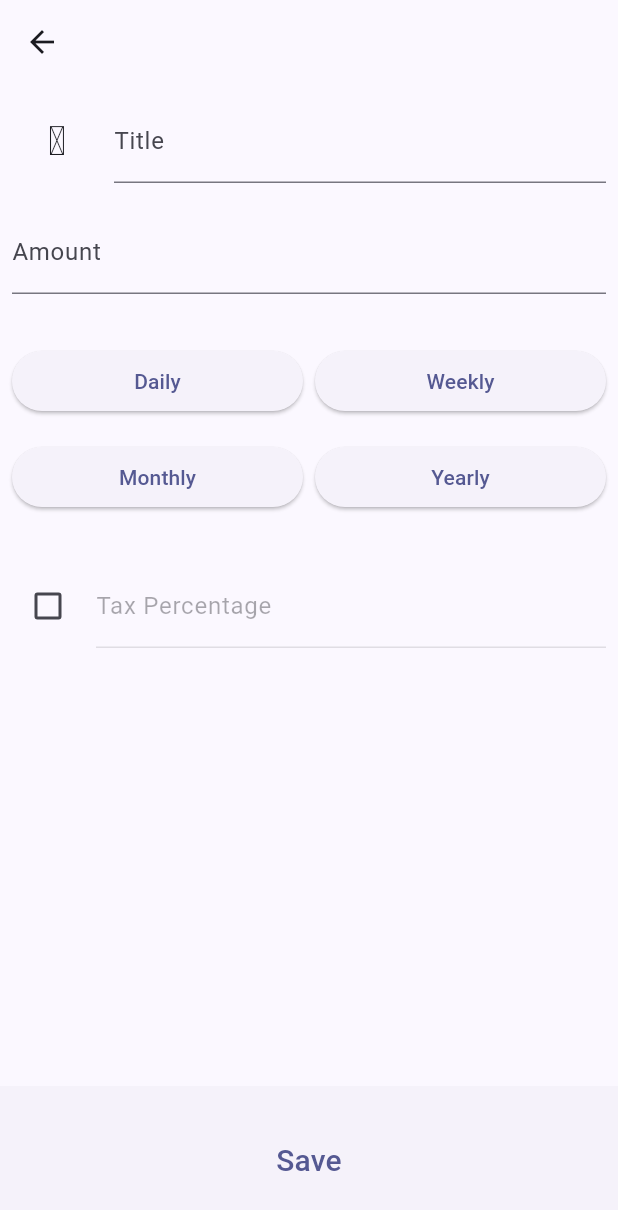
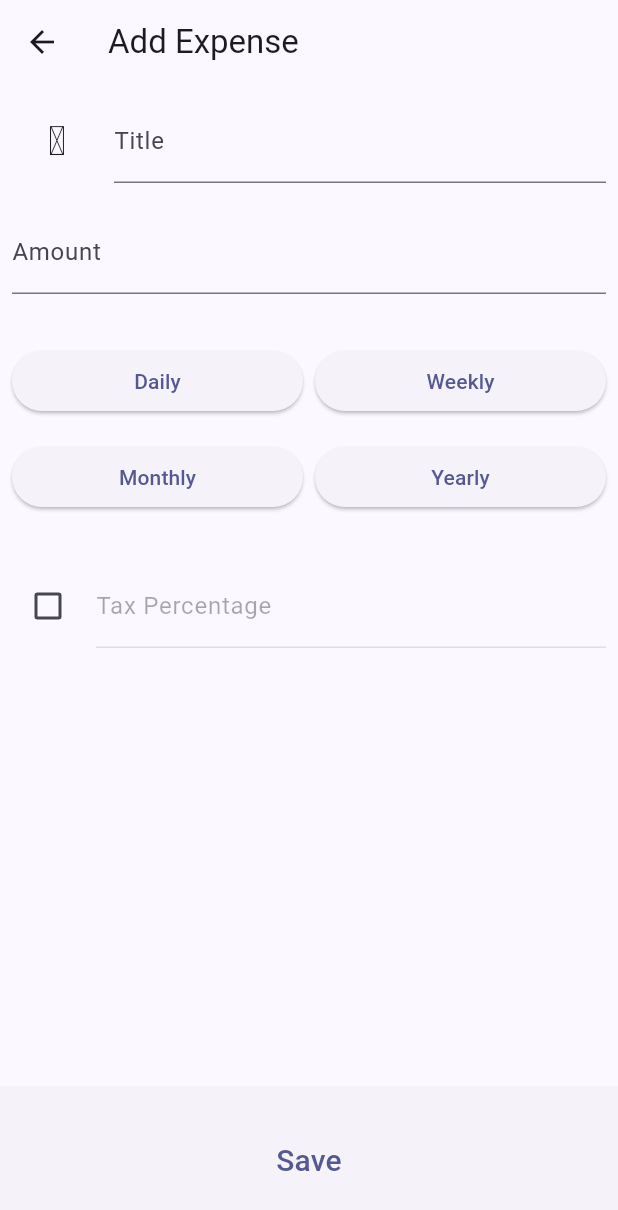
Before and after one commit to morekaccino/expeness, a Flutter app: the HomePage screen opened by its route, after a tap on "Add an expense", on a phone screen of 412 x 824 dp. Shown: the top 1210 px of the screen. Run offline on Flutter 3.47's test engine with Material 3 defaults, Android fonts, the phone set to English and light mode, and no system bars; our stand-ins replace cloud_firestore, emoji_picker_flutter, firebase_auth, firebase_core, flutter_slidable; accounts and stored records are empty; network calls fail.

Commit message:
next: when making changes, don't save, and go back, and go back again in the expense, it shows the changes. it shouldn't be like that

```diff
--- a/lib/pages/expense_page.dart
+++ b/lib/pages/expense_page.dart
@@ -20,6 +20,14 @@ class _ExpensePageState extends State<ExpensePage> {
   final _taxController = TextEditingController();
   late final randomIcon = randomIconGenerator();
 
+  // Deep copy of the expense object
+  late Map<String, dynamic> expenseDeepCopy;
+
+  Map<String, dynamic> deepCopy(Map<String, dynamic> original) {
+    var copy = Map<String, dynamic>.from(original);
+    return copy;
+  }
+
   String randomIconGenerator() {
     var random = Random();
     var emojiCodePoint = 0x1F300 + random.nextInt(0x1F3F0 - 0x1F300);
@@ -28,8 +36,16 @@ class _ExpensePageState extends State<ExpensePage> {
 
   @override
   Widget build(BuildContext context) {
-    final expense =
+    if (ModalRoute.of(context)?.settings.arguments == null) {
+      // return to the home page;
+      Navigator.of(context).pop();
+      dispose();
+    }
+    var expense =
         ModalRoute.of(context)?.settings.arguments as Map<String, dynamic>;
+
+    // if expenseDeepCopy not initialized, initialize it
+    expenseDeepCopy = deepCopy(expense);
 
     // if expense has no icon, set it to a random icon
     if (expense['icon'] == null || expense['icon'] == "") {
@@ -38,8 +54,20 @@ class _ExpensePageState extends State<ExpensePage> {
 
     return Scaffold(
       appBar: AppBar(
-        title: Text((expense['title'] ?? '').toString()),
-      ),
+          // title is "Edit Expense" if expense has an id, otherwise it is "Add Expense"
+          title: Text(expense['id'] == null ? 'Add Expense' : 'Edit Expense'),
+          leading: IconButton(
+            icon: const Icon(Icons.arrow_back),
+            onPressed: () {
+              _titleController.text = expenseDeepCopy['title'];
+              _amountController.text = expenseDeepCopy['amount'].toString();
+              _taxController.text = expenseDeepCopy['taxAmount'].toString();
+              setState(() {
+
+              });
+              Navigator.of(context).pop();
+            },
+          )),
       // editable name, amount, period
       body: Stack(
         children: [
@@ -78,35 +106,64 @@ class _ExpensePageState extends State<ExpensePage> {
                                 // isScrollControlled: true,
                                 builder: (context) {
                                   return DraggableScrollableSheet(
-                                    expand: false, // Set this to true if you want the sheet to be expandable
-                                    initialChildSize: 0.9, // Set the initial height of the sheet
-                                    maxChildSize: 0.9, // Set the maximum height of the sheet
+                                    expand: false,
+                                    // Set this to true if you want the sheet to be expandable
+                                    initialChildSize: 0.9,
+                                    // Set the initial height of the sheet
+                                    maxChildSize: 0.9,
+                                    // Set the maximum height of the sheet
                                     builder: (context, scrollController) {
                                       return Container(
-                                        color: Theme.of(context).colorScheme.background,
+                                        color: Theme.of(context)
+                                            .colorScheme
+                                            .background,
                                         child: SafeArea(
                                           child: EmojiPicker(
                                             config: Config(
                                               height: 200,
-                                              bottomActionBarConfig: BottomActionBarConfig(
-                                                backgroundColor: Theme.of(context).colorScheme.background,
-                                                buttonColor: Theme.of(context).colorScheme.background,
+                                              bottomActionBarConfig:
+                                                  BottomActionBarConfig(
+                                                backgroundColor:
+                                                    Theme.of(context)
+                                                        .colorScheme
+                                                        .background,
+                                                buttonColor: Theme.of(context)
+                                                    .colorScheme
+                                                    .background,
                                                 showBackspaceButton: true,
-                                                buttonIconColor: Theme.of(context).colorScheme.primary,
+                                                buttonIconColor:
+                                                    Theme.of(context)
+                                                        .colorScheme
+                                                        .primary,
                                               ),
                                               emojiViewConfig: EmojiViewConfig(
-                                                backgroundColor: Theme.of(context).colorScheme.background,
-                                                buttonMode: ButtonMode.CUPERTINO,
+                                                backgroundColor:
+                                                    Theme.of(context)
+                                                        .colorScheme
+                                                        .background,
+                                                buttonMode:
+                                                    ButtonMode.CUPERTINO,
                                               ),
-                                              categoryViewConfig: CategoryViewConfig(
-                                                backgroundColor: Theme.of(context).colorScheme.background,
-                                                iconColorSelected: Theme.of(context).colorScheme.primary,
-                                                indicatorColor: Theme.of(context).colorScheme.primary,
+                                              categoryViewConfig:
+                                                  CategoryViewConfig(
+                                                backgroundColor:
+                                                    Theme.of(context)
+                                                        .colorScheme
+                                                        .background,
+                                                iconColorSelected:
+                                                    Theme.of(context)
+                                                        .colorScheme
+                                                        .primary,
+                                                indicatorColor:
+                                                    Theme.of(context)
+                                                        .colorScheme
+                                                        .primary,
                                                 tabBarHeight: 50,
                                               ),
                                             ),
                                             onEmojiSelected: (category, emoji) {
-                                              Navigator.of(context).pop(emoji.emoji);
+                                              Navigator.of(context)
+                                                  .pop(emoji.emoji);
                                             },
                                           ),
                                         ),
@@ -135,13 +192,7 @@ class _ExpensePageState extends State<ExpensePage> {
                             controller: _titleController
                               ..text = (expense['title'] ?? '').toString(),
                             onChanged: (value) {
-                              setState(() {
-                                expense['title'] = value;
-                                // put cursor at the end
-                                _titleController.selection =
-                                    TextSelection.fromPosition(TextPosition(
-                                        offset: _titleController.text.length));
-                              });
+                              expense['title'] = value;
                             },
                           ),
                         ),
```
Also changed, not shown: lib/main.dart (+10 -9 lines), 8 other files.
